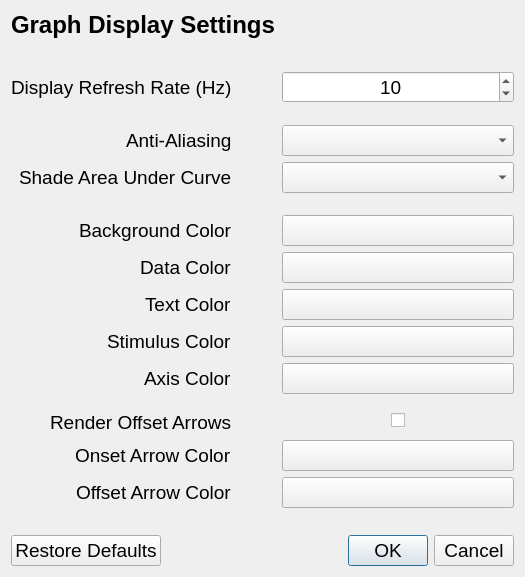
This is DisplaySettingsUI.ui in tennesseeBonner1/PiBlink as Qt 5 draws it before an edit. The edited form follows.
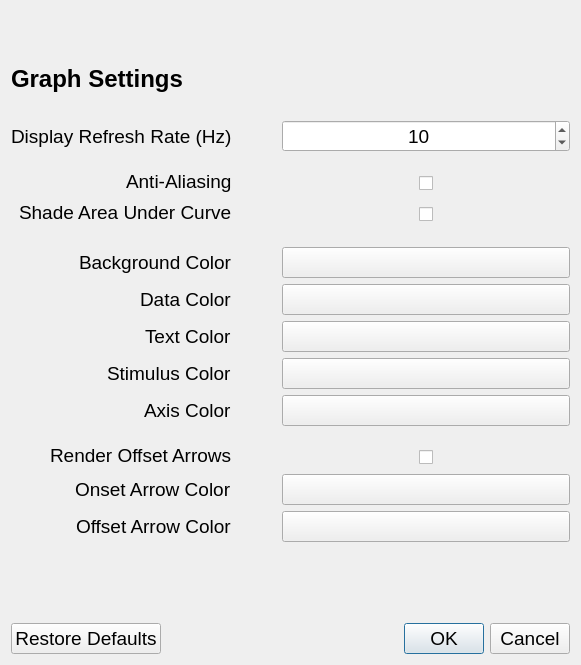
This is the edited form.

Commit message:
polishing of graph and analysis menus
-Re-analyze window now remembers SD and min duration on open
-Invalid session name pop up for re-analyze feature now has bigger text like other pop up windows
-Tweaked UI files for graph and analysis to not clip some UI elements and look better in general (hope this translates well across computers)
-Anti-aliasing and shading are now checkboxes instead of dropdown options

Patch:
```diff
--- a/DisplaySettingsUI.ui
+++ b/DisplaySettingsUI.ui
@@ -6,8 +6,8 @@
    <rect>
     <x>0</x>
     <y>0</y>
-    <width>525</width>
-    <height>577</height>
+    <width>581</width>
+    <height>665</height>
    </rect>
   </property>
   <property name="windowTitle">
@@ -19,11 +19,20 @@
      <property name="labelAlignment">
       <set>Qt::AlignRight|Qt::AlignTrailing|Qt::AlignVCenter</set>
      </property>
+     <property name="formAlignment">
+      <set>Qt::AlignLeading|Qt::AlignLeft|Qt::AlignVCenter</set>
+     </property>
      <property name="horizontalSpacing">
       <number>50</number>
      </property>
      <item row="0" column="0" colspan="2">
       <widget class="QLabel" name="displaySettingsLabel">
+       <property name="sizePolicy">
+        <sizepolicy hsizetype="Preferred" vsizetype="Fixed">
+         <horstretch>0</horstretch>
+         <verstretch>0</verstretch>
+        </sizepolicy>
+       </property>
        <property name="font">
         <font>
          <pointsize>18</pointsize>
@@ -32,7 +41,7 @@
         </font>
        </property>
        <property name="text">
-        <string>Graph Display Settings</string>
+        <string>Graph Settings</string>
        </property>
       </widget>
      </item>
@@ -47,7 +56,7 @@
        <property name="sizeHint" stdset="0">
         <size>
          <width>50</width>
-         <height>20</height>
+         <height>15</height>
         </size>
        </property>
       </spacer>
@@ -105,7 +114,7 @@
        <property name="sizeHint" stdset="0">
         <size>
          <width>50</width>
-         <height>10</height>
+         <height>5</height>
         </size>
        </property>
       </spacer>
@@ -125,18 +134,6 @@
        </property>
       </widget>
      </item>
-     <item row="4" column="1">
-      <widget class="QComboBox" name="antiAliasingComboBox">
-       <property name="font">
-        <font>
-         <pointsize>14</pointsize>
-        </font>
-       </property>
-       <property name="toolTip">
-        <string>&lt;html&gt;&lt;head/&gt;&lt;body&gt;&lt;p&gt;&lt;span style=&quot; font-size:11pt;&quot;&gt;Enabling antialiasing causes lines to be drawn with smooth edges at the cost of reduced performance.&lt;/span&gt;&lt;/p&gt;&lt;/body&gt;&lt;/html&gt;</string>
-       </property>
-      </widget>
-     </item>
      <item row="5" column="0">
       <widget class="QLabel" name="shadingLabel">
        <property name="font">
@@ -152,18 +149,6 @@
        </property>
       </widget>
      </item>
-     <item row="5" column="1">
-      <widget class="QComboBox" name="shadingComboBox">
-       <property name="font">
-        <font>
-         <pointsize>14</pointsize>
-        </font>
-       </property>
-       <property name="toolTip">
-        <string>&lt;html&gt;&lt;head/&gt;&lt;body&gt;&lt;p&gt;&lt;span style=&quot; font-size:11pt;&quot;&gt;The color of the area under the graph (slows down graphing significantly)&lt;/span&gt;&lt;/p&gt;&lt;/body&gt;&lt;/html&gt;</string>
-       </property>
-      </widget>
-     </item>
      <item row="6" column="0">
       <spacer name="verticalSpacer3">
        <property name="orientation">
@@ -334,7 +319,7 @@
        </property>
        <property name="sizeHint" stdset="0">
         <size>
-         <width>5</width>
+         <width>50</width>
          <height>5</height>
         </size>
        </property>
@@ -405,6 +390,9 @@
      </item>
      <item row="13" column="1">
       <layout class="QHBoxLayout" name="horizontalLayout" stretch="1,0,1">
+       <property name="topMargin">
+        <number>5</number>
+       </property>
        <item>
         <spacer name="horizontalSpacer_2">
          <property name="orientation">
@@ -451,6 +439,114 @@
        </item>
       </layout>
      </item>
+     <item row="16" column="0">
+      <spacer name="verticalSpacer5">
+       <property name="orientation">
+        <enum>Qt::Vertical</enum>
+       </property>
+       <property name="sizeType">
+        <enum>QSizePolicy::Fixed</enum>
+       </property>
+       <property name="sizeHint" stdset="0">
+        <size>
+         <width>50</width>
+         <height>15</height>
+        </size>
+       </property>
+      </spacer>
+     </item>
+     <item row="4" column="1">
+      <layout class="QHBoxLayout" name="horizontalLayout_2" stretch="1,0,1">
+       <property name="topMargin">
+        <number>5</number>
+       </property>
+       <item>
+        <spacer name="horizontalSpacer_3">
+         <property name="orientation">
+          <enum>Qt::Horizontal</enum>
+         </property>
+         <property name="sizeType">
+          <enum>QSizePolicy::Preferred</enum>
+         </property>
+         <property name="sizeHint" stdset="0">
+          <size>
+           <width>40</width>
+           <height>20</height>
+          </size>
+         </property>
+        </spacer>
+       </item>
+       <item>
+        <widget class="QCheckBox" name="antiAliasingCheckBox">
+         <property name="text">
+          <string/>
+         </property>
+        </widget>
+       </item>
+       <item>
+        <spacer name="horizontalSpacer_4">
+         <property name="orientation">
+          <enum>Qt::Horizontal</enum>
+         </property>
+         <property name="sizeType">
+          <enum>QSizePolicy::Preferred</enum>
+         </property>
+         <property name="sizeHint" stdset="0">
+          <size>
+           <width>40</width>
+           <height>20</height>
+          </size>
+         </property>
+        </spacer>
+       </item>
+      </layout>
+     </item>
+     <item row="5" column="1">
+      <layout class="QHBoxLayout" name="horizontalLayout_4" stretch="1,0,1">
+       <property name="topMargin">
+        <number>5</number>
+       </property>
+       <item>
+        <spacer name="horizontalSpacer_5">
+         <property name="orientation">
+          <enum>Qt::Horizontal</enum>
+         </property>
+         <property name="sizeType">
+          <enum>QSizePolicy::Preferred</enum>
+         </property>
+         <property name="sizeHint" stdset="0">
+          <size>
+           <width>40</width>
+           <height>20</height>
+          </size>
+         </property>
+        </spacer>
+       </item>
+       <item>
+        <widget class="QCheckBox" name="shadingCheckBox">
+         <property name="text">
+          <string/>
+         </property>
+        </widget>
+       </item>
+       <item>
+        <spacer name="horizontalSpacer_6">
+         <property name="orientation">
+          <enum>Qt::Horizontal</enum>
+         </property>
+         <property name="sizeType">
+          <enum>QSizePolicy::Preferred</enum>
+         </property>
+         <property name="sizeHint" stdset="0">
+          <size>
+           <width>40</width>
+           <height>20</height>
+          </size>
+         </property>
+        </spacer>
+       </item>
+      </layout>
+     </item>
     </layout>
    </item>
    <item row="1" column="0">
```
Left out of the diff: 6 changed lines with no effect on the pictures. The commit also changes 9 other files.
